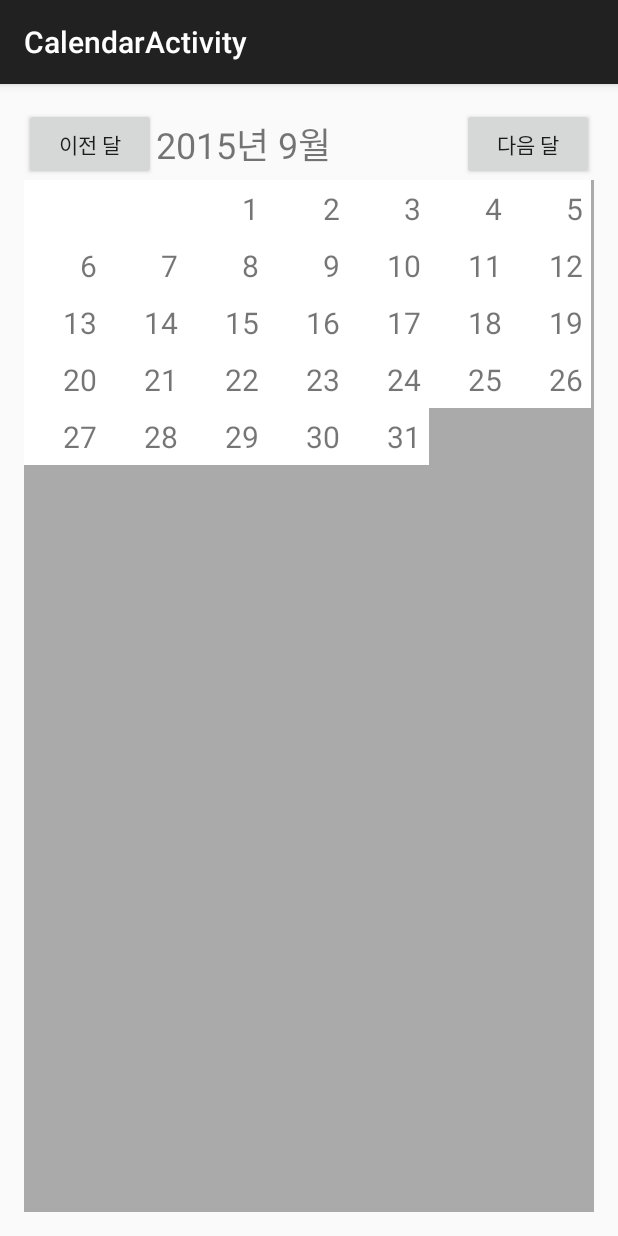
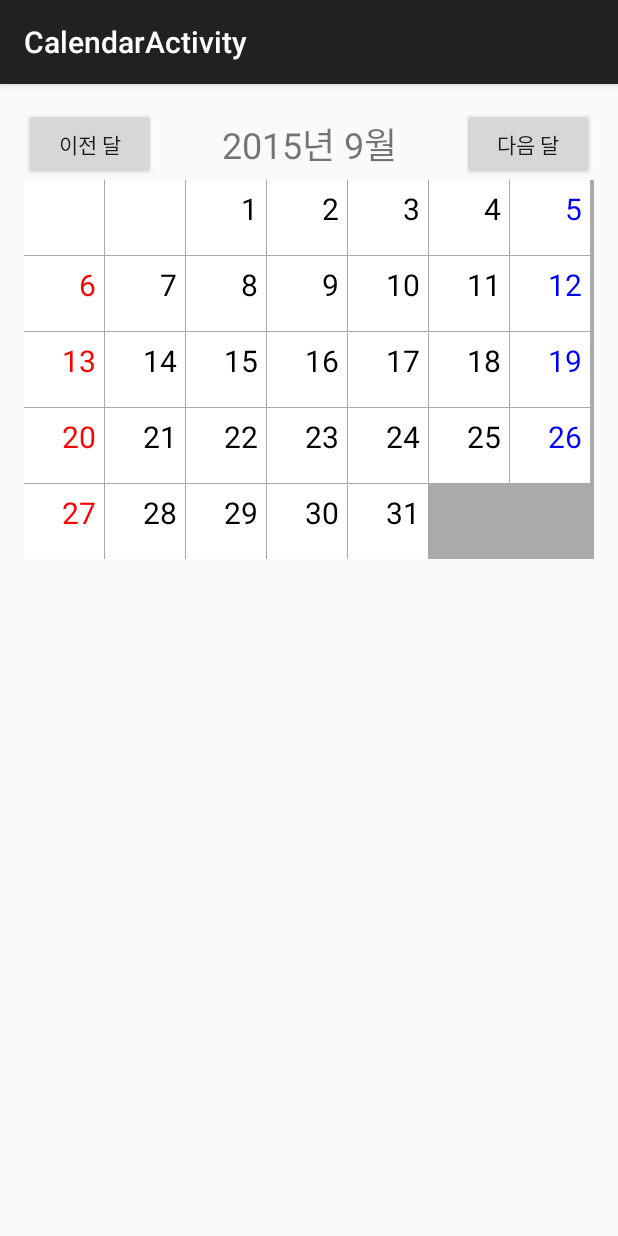
Before and after one commit to hsi6446/android_exam, an Android app: the CalendarActivity screen opened directly, with no data from a screen before it, on a phone screen of 412 x 824 dp. Run offline under Robolectric (Android 15) with nearby library versions, the phone set to English and light mode, and no system bars.

Commit message:
calendar complete
Grid view & Adapter & etc

```diff
--- a/app/src/main/java/com/example/android/android_exam/Calendar/CalendarActivity.java
+++ b/app/src/main/java/com/example/android/android_exam/Calendar/CalendarActivity.java
@@ -2,55 +2,62 @@ package com.example.android.android_exam.Calendar;
 
 import android.os.Bundle;
 import android.support.v7.app.AppCompatActivity;
+import android.view.View;
+import android.widget.TextView;
 
 import com.example.android.android_exam.R;
 
-import java.util.ArrayList;
 import java.util.Calendar;
-import java.util.GregorianCalendar;
 import java.util.List;
 
-public class CalendarActivity extends AppCompatActivity {
+public class CalendarActivity extends AppCompatActivity implements View.OnClickListener {
 
     private List<Calendar> mList;
     private CalendarAdapter mCalendarAdaptor;
     private CalendarView mCalendarView;
+    private TextView mTitleTextView;
+
 
     @Override
     protected void onCreate(Bundle savedInstanceState) {
         super.onCreate(savedInstanceState);
         setContentView(R.layout.activity_calendar);
 
-        mList = new ArrayList<>();
+        // 버튼 이벤트 연결
+        findViewById(R.id.prev_btn).setOnClickListener(this);
+        findViewById(R.id.next_btn).setOnClickListener(this);
+        mTitleTextView = (TextView)findViewById(R.id.title_text_view);
 
-        // 오늘 날짜
-        Calendar calendar = GregorianCalendar.getInstance();
 
-        int year = calendar.get(calendar.YEAR);
-        int month = calendar.get(calendar.MONTH) + 1;
-
-        // 마지막 날
-        int lastDay = calendar.getActualMaximum(Calendar.DATE);
-
-        // 이 달의 첫 번째 날
-        calendar.set(Calendar.DAY_OF_MONTH, 1);
-        int firstday = calendar.get(Calendar.DAY_OF_WEEK);
-
-        for(int i = 1; i < firstday; i++){
-            mList.add(null);
-        }
-
-        // 이번 달 달력 데이터
-        for(int i = 1; i<= lastDay; i++) {
-            mList.add(new GregorianCalendar(year, month, i));
-        }
 
         // 어뎁터 준비
-        mCalendarAdaptor = new CalendarAdapter(CalendarActivity.this, mList);
+        mCalendarAdaptor = new CalendarAdapter(this);
 
         // view 에 어뎁터를 설정
         mCalendarView = (CalendarView)findViewById(R.id.calendar);
         mCalendarView.setAdapter(mCalendarAdaptor);
     }
 
+    @Override
+    public void onClick(View v) {
+        switch (v.getId()) {
+            case R.id.prev_btn:
+                mCalendarAdaptor.prevMonth();
+                updateTitle();
+                break;
+            case R.id.next_btn:
+                mCalendarAdaptor.nextMonth();
+                updateTitle();
+                break;
+            default:
+                break;
+        }
+
+    }
+
+    private void updateTitle() {
+        int year = mCalendarAdaptor.getCalendar().get(Calendar.YEAR);
+        int month = mCalendarAdaptor.getCalendar().get(Calendar.MONTH) + 1;
+        mTitleTextView.setText(year + "년 " + month + "월");
+    }
 }
--- a/app/src/main/java/com/example/android/android_exam/Calendar/CalendarAdapter.java
+++ b/app/src/main/java/com/example/android/android_exam/Calendar/CalendarAdapter.java
@@ -1,6 +1,8 @@
+
 package com.example.android.android_exam.Calendar;
 
 import android.content.Context;
+import android.graphics.Color;
 import android.view.LayoutInflater;
 import android.view.View;
 import android.view.ViewGroup;
@@ -9,7 +11,9 @@ import android.widget.TextView;
 
 import com.example.android.android_exam.R;
 
+import java.util.ArrayList;
 import java.util.Calendar;
+import java.util.GregorianCalendar;
 import java.util.List;
 
 /**
@@ -19,10 +23,62 @@ public class CalendarAdapter extends BaseAdapter {
 
     private List<Calendar> mList;
     private Context mContext;
+    private Calendar mCalendar;
 
-    public CalendarAdapter(Context context, List<Calendar> list) {
-        mList = list;
+    public CalendarAdapter(Context context) {
         mContext = context;
+
+        // 오늘 날짜
+        mCalendar = GregorianCalendar.getInstance();
+        createCalendar(mCalendar);
+
+    }
+
+    private void createCalendar(Calendar calendar) {
+        mList = new ArrayList<>();
+
+        int year = mCalendar.get(Calendar.YEAR);
+        int month = mCalendar.get(Calendar.MONTH);
+
+        // 마지막 날
+        int lastDay = mCalendar.getActualMaximum(Calendar.DATE);
+
+        // 이 달의 첫 번째 날
+        mCalendar.set(Calendar.DAY_OF_MONTH, 1);
+        int firstday = mCalendar.get(Calendar.DAY_OF_WEEK);
+
+        // 공백
+        for (int i = 1; i < firstday; i++) {
+            mList.add(null);
+        }
+
+        // 이번 달 달력 데이터
+        for (int i = 1; i <= lastDay; i++) {
+            mList.add(new GregorianCalendar(year, month, i));
+        }
+    }
+
+    public void prevMonth() {
+
+        changeMonth(-1);
+    }
+
+    public void nextMonth() {
+        changeMonth(1);
+
+    }
+
+    public Calendar getCalendar() {
+        return mCalendar;
+    }
+
+    private void changeMonth(int month) {
+        // 다음달로 설정
+        mCalendar.add(Calendar.MONTH, month);
+        createCalendar(mCalendar);
+
+        // 어뎁터에 바뀐 데이터를 반영하도록 할려 줌
+        notifyDataSetChanged();
     }
 
     @Override
@@ -40,33 +96,41 @@ public class CalendarAdapter extends BaseAdapter {
         return position;
     }
 
-
-    //아이템이 화면에 보일 때 호출 됨.
+    // 아이템이 화면에 보일 때 호출 됨.
     @Override
     public View getView(int position, View convertView, ViewGroup parent) {
         ViewHolder holder;
 
-        //레이아웃을 완성하고 뷰홀더와 연결
+        // 레이아웃을 완성하고 뷰홀더와 연결
         // findViewById를 한번만 사용하기 위해.
         if (convertView == null) {
             holder = new ViewHolder();
-            //처음 로드
-            convertView = LayoutInflater.from(mContext).inflate(R.layout.item_calendar, parent, false);
+            // 처음 로드
+            convertView = LayoutInflater.from(mContext).inflate(R.layout.item_calendar, parent,
+                    false);
 
-            holder.dateTextView = (TextView)convertView.findViewById(R.id.date_text_view);
+            holder.dateTextView = (TextView) convertView.findViewById(R.id.date_text_view);
 
             convertView.setTag(holder);
-        } else  {
-            //재사용
-            holder = (ViewHolder)convertView.getTag();
+        } else {
+            // 재사용
+            holder = (ViewHolder) convertView.getTag();
 
         }
 
-        //데이터를 레이아웃에 설정
+        // 데이터를 레이아웃에 설정
         Calendar calendar = mList.get(position);
-        if(calendar != null) {
+        if (calendar != null) {
             holder.dateTextView.setText("" + calendar.get(calendar.DATE));
-        }else {
+
+            if(position % 7 == 0) {
+                holder.dateTextView.setTextColor(Color.RED);
+            }else if((position + 1) % 7 == 0) {
+                holder.dateTextView.setTextColor(Color.BLUE);
+            }else{
+                holder.dateTextView.setTextColor(Color.BLACK);
+            }
+        } else {
             holder.dateTextView.setText("");
         }
         return convertView;
--- a/app/src/main/java/com/example/android/android_exam/Calendar/CalendarView.java
+++ b/app/src/main/java/com/example/android/android_exam/Calendar/CalendarView.java
@@ -28,6 +28,9 @@ public class CalendarView extends GridView {
 
     private void init() {
         setNumColumns(7);   // 7열로 설정
-        setBackgroundResource(android.R.color.darker_gray);     //배경을 회색으로
+        setBackgroundResource(android.R.color.darker_gray);     //배경을 회색으로\
+        setHorizontalSpacing(1);
+        setVerticalSpacing(1);
+
     }
 }
--- a/app/src/main/res/layout/activity_calendar.xml
+++ b/app/src/main/res/layout/activity_calendar.xml
@@ -16,18 +16,22 @@
         android:gravity="center">
 
         <Button
+            android:id="@+id/prev_btn"
             android:text="이전 달"
             android:layout_width="wrap_content"
             android:layout_height="wrap_content"/>
 
         <TextView
+            android:id="@+id/title_text_view"
             android:layout_width="0dp"
             android:layout_height="wrap_content"
             android:layout_weight="1"
+            android:gravity="center"
             android:textSize="24sp"
             android:text="2015년 9월"/>
 
         <Button
+            android:id="@+id/next_btn"
             android:text="다음 달"
             android:layout_width="wrap_content"
             android:layout_height="wrap_content" />
@@ -36,8 +40,8 @@
 
     <com.example.android.android_exam.Calendar.CalendarView
         android:id="@+id/calendar"
-        android:layout_width="match_parent"
-        android:layout_height="match_parent">
+        android:layout_width="wrap_content"
+        android:layout_height="wrap_content">
     </com.example.android.android_exam.Calendar.CalendarView>
 
 
--- a/app/src/main/res/layout/item_calendar.xml
+++ b/app/src/main/res/layout/item_calendar.xml
@@ -8,7 +8,7 @@
         android:id="@+id/date_text_view"
         android:layout_alignParentRight="true"
         android:layout_width="wrap_content"
-        android:layout_height="wrap_content"
+        android:layout_height="50dp"
         android:text="10"
         android:textSize="20sp"
         android:padding="5dp"
```
